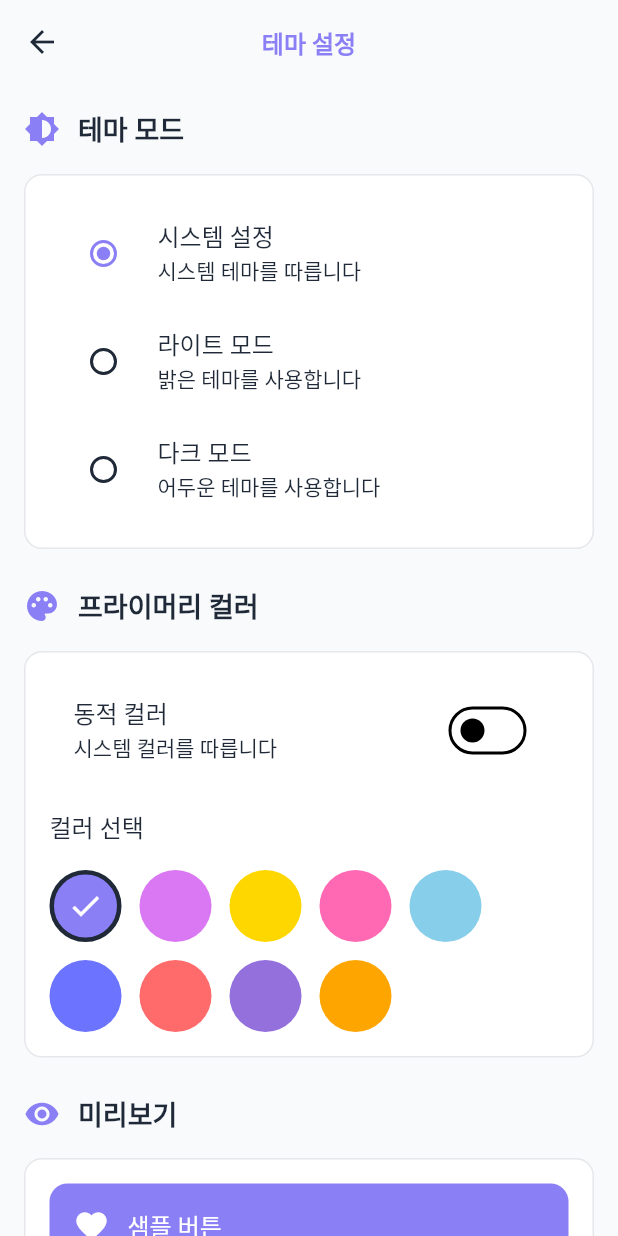
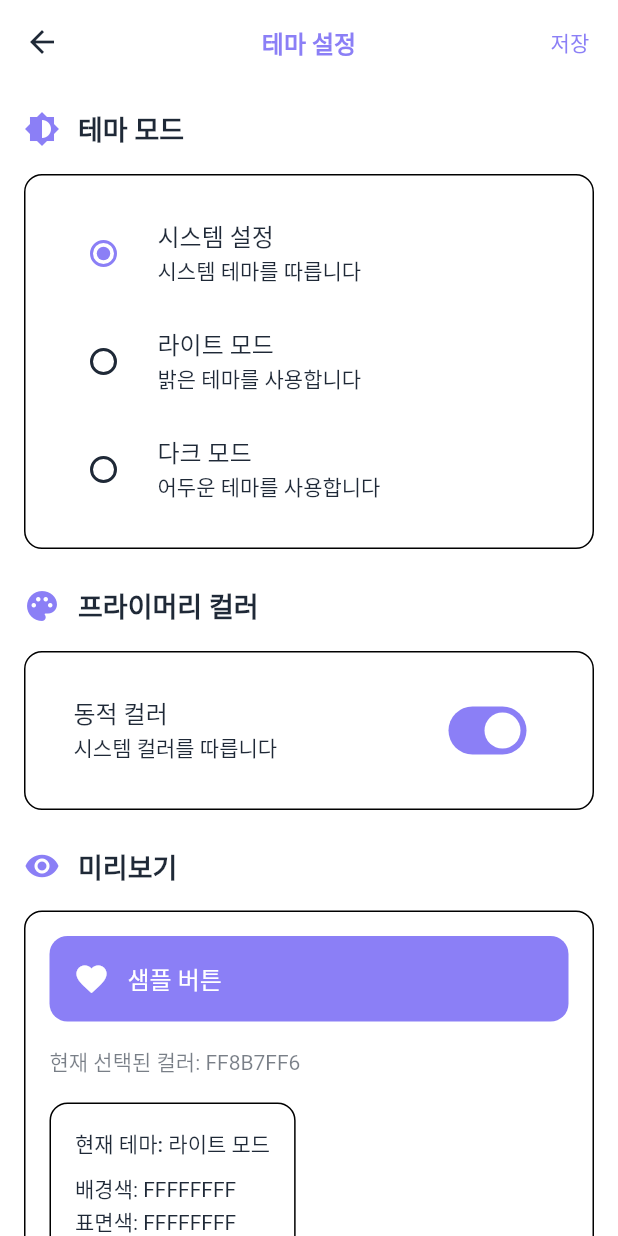
Before and after one commit to kdy5487/EmotiFlow, a Flutter app: the ThemeSettingsPage screen opened by its route, on a phone screen of 412 x 824 dp. Run offline on Flutter 3.47's test engine with Material 3 defaults, Android fonts, the phone set to English and light mode, and no system bars; our stand-ins replace cached_network_image, cloud_firestore, firebase_auth, firebase_core, firebase_messaging, firebase_storage and 7 more; missing offline and left inert: audio_session; accounts and stored records are empty.

Commit message:
feat: 다크모드 세팅

```diff
--- a/lib/features/settings/views/theme_settings_page.dart
+++ b/lib/features/settings/views/theme_settings_page.dart
@@ -2,6 +2,7 @@ import 'package:flutter/material.dart';
 import 'package:flutter_riverpod/flutter_riverpod.dart';
 import 'package:go_router/go_router.dart';
 import 'package:emoti_flow/theme/app_theme.dart';
+import 'package:emoti_flow/theme/theme_provider.dart';
 
 class ThemeSettingsPage extends ConsumerStatefulWidget {
   const ThemeSettingsPage({super.key});
@@ -11,32 +12,24 @@ class ThemeSettingsPage extends ConsumerStatefulWidget {
 }
 
 class _ThemeSettingsPageState extends ConsumerState<ThemeSettingsPage> {
-  ThemeMode _selectedThemeMode = ThemeMode.system;
-  Color _selectedPrimaryColor = AppTheme.primary;
-  bool _useDynamicColors = false;
-
-  final List<Color> _primaryColorOptions = [
-    AppTheme.primary,
-    AppTheme.secondary,
-    AppTheme.joy,
-    AppTheme.love,
-    AppTheme.calm,
-    AppTheme.sadness,
-    AppTheme.anger,
-    AppTheme.fear,
-    AppTheme.surprise,
-  ];
+  @override
+  void initState() {
+    super.initState();
+  }
 
   @override
   Widget build(BuildContext context) {
+    final themeState = ref.watch(themeProvider);
+    final isDarkMode = ref.watch(isDarkModeProvider);
+
     return Scaffold(
-      backgroundColor: AppTheme.background,
+      backgroundColor: Theme.of(context).colorScheme.background,
       appBar: AppBar(
-        title: const Text(
+        title: Text(
           '테마 설정',
           style: TextStyle(
             fontWeight: FontWeight.bold,
-            color: AppTheme.primary,
+            color: Theme.of(context).colorScheme.primary,
           ),
         ),
         backgroundColor: Colors.transparent,
@@ -45,6 +38,20 @@ class _ThemeSettingsPageState extends ConsumerState<ThemeSettingsPage> {
           icon: const Icon(Icons.arrow_back),
           onPressed: () => context.pop(),
         ),
+        actions: [
+          TextButton(
+            onPressed: () {
+              // 설정이 이미 실시간으로 적용되므로 저장 완료 메시지만 표시
+              ScaffoldMessenger.of(context).showSnackBar(
+                const SnackBar(
+                  content: Text('테마 설정이 저장되었습니다.'),
+                  duration: Duration(seconds: 2),
+                ),
+              );
+            },
+            child: const Text('저장'),
+          ),
+        ],
       ),
       body: SingleChildScrollView(
         padding: const EdgeInsets.all(16),
@@ -60,33 +67,33 @@ class _ThemeSettingsPageState extends ConsumerState<ThemeSettingsPage> {
                   title: const Text('시스템 설정'),
                   subtitle: const Text('시스템 테마를 따릅니다'),
                   value: ThemeMode.system,
-                  groupValue: _selectedThemeMode,
+                  groupValue: themeState.themeMode,
                   onChanged: (value) {
-                    setState(() {
-                      _selectedThemeMode = value!;
-                    });
+                    if (value != null) {
+                      ref.read(themeProvider.notifier).setThemeMode(value);
+                    }
                   },
                 ),
                 RadioListTile<ThemeMode>(
                   title: const Text('라이트 모드'),
                   subtitle: const Text('밝은 테마를 사용합니다'),
                   value: ThemeMode.light,
-                  groupValue: _selectedThemeMode,
+                  groupValue: themeState.themeMode,
                   onChanged: (value) {
-                    setState(() {
-                      _selectedThemeMode = value!;
-                    });
+                    if (value != null) {
+                      ref.read(themeProvider.notifier).setThemeMode(value);
+                    }
                   },
                 ),
                 RadioListTile<ThemeMode>(
                   title: const Text('다크 모드'),
                   subtitle: const Text('어두운 테마를 사용합니다'),
                   value: ThemeMode.dark,
-                  groupValue: _selectedThemeMode,
+                  groupValue: themeState.themeMode,
                   onChanged: (value) {
-                    setState(() {
-                      _selectedThemeMode = value!;
-                    });
+                    if (value != null) {
+                      ref.read(themeProvider.notifier).setThemeMode(value);
+                    }
                   },
                 ),
               ],
@@ -101,14 +108,12 @@ class _ThemeSettingsPageState extends ConsumerState<ThemeSettingsPage> {
                 SwitchListTile(
                   title: const Text('동적 컬러'),
                   subtitle: const Text('시스템 컬러를 따릅니다'),
-                  value: _useDynamicColors,
+                  value: themeState.useDynamicColors,
                   onChanged: (value) {
-                    setState(() {
-                      _useDynamicColors = value;
-                    });
+                    ref.read(themeProvider.notifier).setUseDynamicColors(value);
                   },
                 ),
-                if (!_useDynamicColors) ...[
+                if (!themeState.useDynamicColors) ...[
                   const SizedBox(height: 16),
                   const Text(
                     '컬러 선택',
@@ -121,12 +126,10 @@ class _ThemeSettingsPageState extends ConsumerState<ThemeSettingsPage> {
                   Wrap(
                     spacing: 12,
                     runSpacing: 12,
-                    children: _primaryColorOptions.map((color) {
+                    children: _getPrimaryColorOptions().map((color) {
                       return GestureDetector(
                         onTap: () {
-                          setState(() {
-                            _selectedPrimaryColor = color;
-                          });
+                          ref.read(themeProvider.notifier).setPrimaryColor(color);
                         },
                         child: Container(
                           width: 48,
@@ -135,13 +138,13 @@ class _ThemeSettingsPageState extends ConsumerState<ThemeSettingsPage> {
                             color: color,
                             shape: BoxShape.circle,
                             border: Border.all(
-                              color: _selectedPrimaryColor == color
-                                  ? AppTheme.textPrimary
+                              color: themeState.primaryColor == color
+                                  ? Theme.of(context).colorScheme.onSurface
                                   : Colors.transparent,
                               width: 3,
                             ),
                           ),
-                          child: _selectedPrimaryColor == color
+                          child: themeState.primaryColor == color
                               ? const Icon(
                                   Icons.check,
                                   color: Colors.white,
@@ -165,17 +168,17 @@ class _ThemeSettingsPageState extends ConsumerState<ThemeSettingsPage> {
                 Container(
                   padding: const EdgeInsets.all(16),
                   decoration: BoxDecoration(
-                    color: _selectedPrimaryColor,
+                    color: themeState.primaryColor,
                     borderRadius: BorderRadius.circular(12),
                   ),
-                  child: const Row(
+                  child: Row(
                     children: [
                       Icon(
                         Icons.favorite,
                         color: Colors.white,
                         size: 24,
                       ),
-                      SizedBox(width: 12),
+                      const SizedBox(width: 12),
                       Text(
                         '샘플 버튼',
                         style: TextStyle(
@@ -189,10 +192,43 @@ class _ThemeSettingsPageState extends ConsumerState<ThemeSettingsPage> {
                 ),
                 const SizedBox(height: 16),
                 Text(
-                  '현재 선택된 컬러: ${_selectedPrimaryColor.value.toRadixString(16).toUpperCase()}',
-                  style: const TextStyle(
+                  '현재 선택된 컬러: ${themeState.primaryColor.value.toRadixString(16).toUpperCase()}',
+                  style: TextStyle(
                     fontSize: 14,
-                    color: AppTheme.textSecondary,
+                    color: Theme.of(context).colorScheme.onSurface.withOpacity(0.6),
+                  ),
+                ),
+                const SizedBox(height: 16),
+                Container(
+                  padding: const EdgeInsets.all(16),
+                  decoration: BoxDecoration(
+                    color: Theme.of(context).colorScheme.surface,
+                    borderRadius: BorderRadius.circular(12),
+                    border: Border.all(
+                      color: Theme.of(context).colorScheme.outline,
+                    ),
+                  ),
+                  child: Column(
+                    crossAxisAlignment: CrossAxisAlignment.start,
+                    children: [
+                      Text(
+                        '현재 테마: ${isDarkMode ? "다크 모드" : "라이트 모드"}',
+                        style: Theme.of(context).textTheme.titleMedium,
+                      ),
+                      const SizedBox(height: 8),
+                      Text(
+                        '배경색: ${Theme.of(context).colorScheme.background.value.toRadixString(16).toUpperCase()}',
+                        style: Theme.of(context).textTheme.bodyMedium,
+                      ),
+                      Text(
+                        '표면색: ${Theme.of(context).colorScheme.surface.value.toRadixString(16).toUpperCase()}',
+                        style: Theme.of(context).textTheme.bodyMedium,
+                      ),
+                      Text(
+                        '텍스트색: ${Theme.of(context).colorScheme.onSurface.value.toRadixString(16).toUpperCase()}',
+                        style: Theme.of(context).textTheme.bodyMedium,
+                      ),
+                    ],
                   ),
                 ),
               ],
@@ -201,6 +237,20 @@ class _ThemeSettingsPageState extends ConsumerState<ThemeSettingsPage> {
         ),
       ),
     );
+  }
+
+  List<Color> _getPrimaryColorOptions() {
+    return [
+      AppTheme.primary,
+      AppTheme.secondary,
+      AppTheme.joy,
+      AppTheme.love,
+      AppTheme.calm,
+      AppTheme.sadness,
+      AppTheme.anger,
+      AppTheme.fear,
+      AppTheme.surprise,
+    ];
   }
 
   Widget _buildSection({
@@ -213,14 +263,14 @@ class _ThemeSettingsPageState extends ConsumerState<ThemeSettingsPage> {
       children: [
         Row(
           children: [
-            Icon(icon, color: AppTheme.primary, size: 24),
+            Icon(icon, color: Theme.of(context).colorScheme.primary, size: 24),
             const SizedBox(width: 12),
             Text(
               title,
-              style: const TextStyle(
+              style: TextStyle(
                 fontSize: 18,
                 fontWeight: FontWeight.bold,
-                color: AppTheme.textPrimary,
+                color: Theme.of(context).colorScheme.onSurface,
               ),
             ),
           ],
@@ -228,9 +278,9 @@ class _ThemeSettingsPageState extends ConsumerState<ThemeSettingsPage> {
         const SizedBox(height: 16),
         Container(
           decoration: BoxDecoration(
-            color: AppTheme.surface,
+            color: Theme.of(context).colorScheme.surface,
             borderRadius: BorderRadius.circular(12),
-            border: Border.all(color: AppTheme.border),
+            border: Border.all(color: Theme.of(context).colorScheme.outline),
           ),
           child: Padding(
             padding: const EdgeInsets.all(16),
```
Also changed, not shown: lib/features/ai/views/ai_page.dart (+6 -3 lines), lib/features/home/views/home_page.dart (+35 -34 lines), lib/main.dart (+15 -37 lines), lib/theme/theme_provider.dart (added, +184 -0 lines), lib/theme/theme_wrapper.dart (added, +277 -0 lines), 1 other file.
